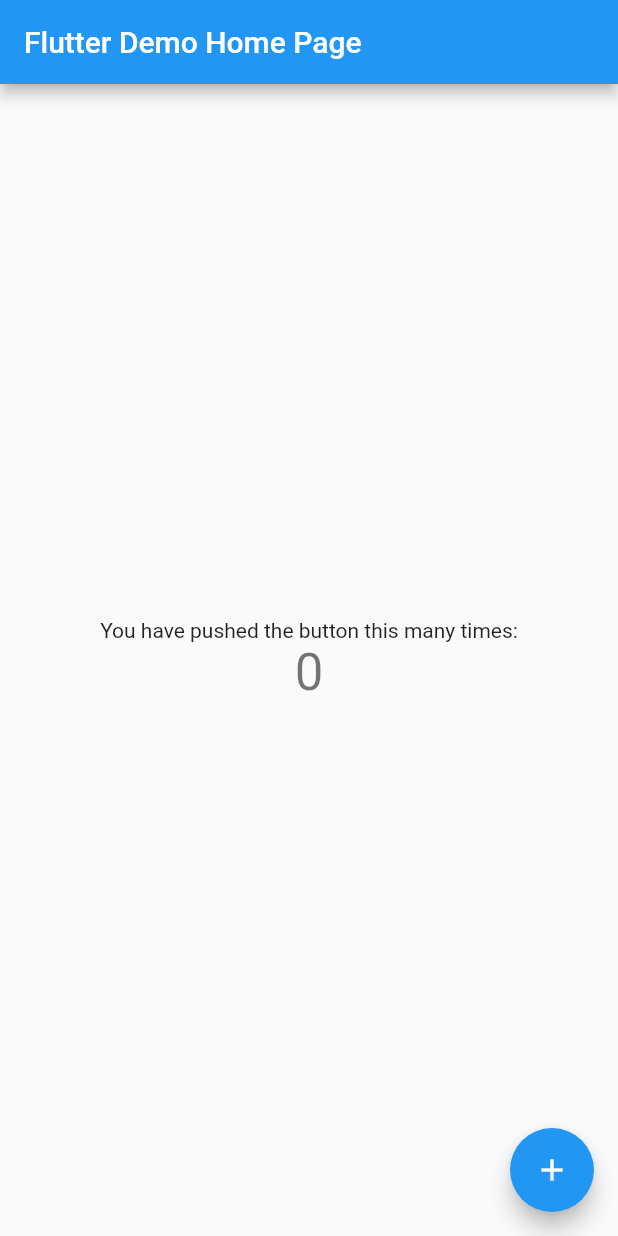
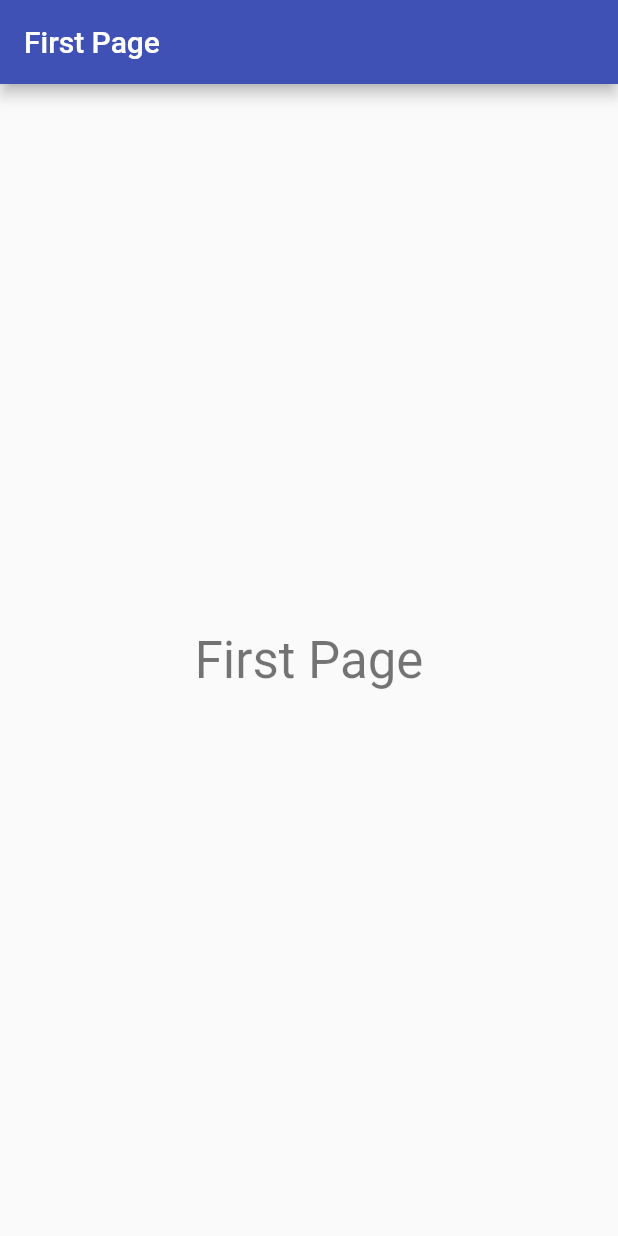
Before and after one commit to tapashmajumder/flutter_stashword, a Flutter app: the screen it shows after launch, on a phone screen of 412 x 824 dp. Run offline on Flutter 3.47's test engine with Material 2 defaults, Android fonts, the phone set to English and light mode, and no system bars; our stand-ins replace dartz, equatable, flutter_secure_storage, hive, hive_flutter, shared_preferences; missing offline and left inert: encrypt, pointycastle; accounts and stored records are empty.

Commit message:
Add new ui

```diff
--- a/lib/main.dart
+++ b/lib/main.dart
@@ -1,3 +1,4 @@
+import 'package:Stashword/ui/split_view/example/first_page.dart';
 import 'package:flutter/material.dart';
 
 void main() {
@@ -7,109 +8,15 @@ void main() {
 class MyApp extends StatelessWidget {
   const MyApp({super.key});
 
-  // This widget is the root of your application.
   @override
   Widget build(BuildContext context) {
     return MaterialApp(
-      title: 'Flutter Demo',
+      debugShowCheckedModeBanner: false,
       theme: ThemeData(
-        // This is the theme of your application.
-        //
-        // Try running your application with "flutter run". You'll see the
-        // application has a blue toolbar. Then, without quitting the app, try
-        // changing the primarySwatch below to Colors.green and then invoke
-        // "hot reload" (press "r" in the console where you ran "flutter run",
-        // or simply save your changes to "hot reload" in a Flutter IDE).
-        // Notice that the counter didn't reset back to zero; the application
-        // is not restarted.
-        primarySwatch: Colors.blue,
+        primarySwatch: Colors.indigo,
       ),
-      home: const MyHomePage(title: 'Flutter Demo Home Page'),
+      // just return `FirstPage` for now. We'll change this later
+      home: const FirstPage(),
     );
   }
 }
-
-class MyHomePage extends StatefulWidget {
-  const MyHomePage({super.key, required this.title});
-
-  // This widget is the home page of your application. It is stateful, meaning
-  // that it has a State object (defined below) that contains fields that affect
-  // how it looks.
-
-  // This class is the configuration for the state. It holds the values (in this
-  // case the title) provided by the parent (in this case the App widget) and
-  // used by the build method of the State. Fields in a Widget subclass are
-  // always marked "final".
-
-  final String title;
-
-  @override
-  State<MyHomePage> createState() => _MyHomePageState();
-}
-
-class _MyHomePageState extends State<MyHomePage> {
-  int _counter = 0;
-
-  void _incrementCounter() {
-    setState(() {
-      // This call to setState tells the Flutter framework that something has
-      // changed in this State, which causes it to rerun the build method below
-      // so that the display can reflect the updated values. If we changed
-      // _counter without calling setState(), then the build method would not be
-      // called again, and so nothing would appear to happen.
-      _counter++;
-    });
-  }
-
-  @override
-  Widget build(BuildContext context) {
-    // This method is rerun every time setState is called, for instance as done
-    // by the _incrementCounter method above.
-    //
-    // The Flutter framework has been optimized to make rerunning build methods
-    // fast, so that you can just rebuild anything that needs updating rather
-    // than having to individually change instances of widgets.
-    return Scaffold(
-      appBar: AppBar(
-        // Here we take the value from the MyHomePage object that was created by
-        // the App.build method, and use it to set our appbar title.
-        title: Text(widget.title),
-      ),
-      body: Center(
-        // Center is a layout widget. It takes a single child and positions it
-        // in the middle of the parent.
-        child: Column(
-          // Column is also a layout widget. It takes a list of children and
-          // arranges them vertically. By default, it sizes itself to fit its
-          // children horizontally, and tries to be as tall as its parent.
-          //
-          // Invoke "debug painting" (press "p" in the console, choose the
-          // "Toggle Debug Paint" action from the Flutter Inspector in Android
-          // Studio, or the "Toggle Debug Paint" command in Visual Studio Code)
-          // to see the wireframe for each widget.
-          //
-          // Column has various properties to control how it sizes itself and
-          // how it positions its children. Here we use mainAxisAlignment to
-          // center the children vertically; the main axis here is the vertical
-          // axis because Columns are vertical (the cross axis would be
-          // horizontal).
-          mainAxisAlignment: MainAxisAlignment.center,
-          children: <Widget>[
-            const Text(
-              'You have pushed the button this many times:',
-            ),
-            Text(
-              '$_counter',
-              style: Theme.of(context).textTheme.headlineMedium,
-            ),
-          ],
-        ),
-      ),
-      floatingActionButton: FloatingActionButton(
-        onPressed: _incrementCounter,
-        tooltip: 'Increment',
-        child: const Icon(Icons.add),
-      ), // This trailing comma makes auto-formatting nicer for build methods.
-    );
-  }
-}
--- /dev/null
+++ b/lib/ui/split_view/example/first_page.dart
@@ -0,0 +1,16 @@
+// Just a simple placeholder widget page (this would be something more useful in a real app)
+import 'package:flutter/material.dart';
+
+class FirstPage extends StatelessWidget {
+  const FirstPage({super.key});
+
+  @override
+  Widget build(BuildContext context) {
+    return Scaffold(
+      appBar: AppBar(title: const Text('First Page')),
+      body: Center(
+        child: Text('First Page', style: Theme.of(context).textTheme.headline4),
+      ),
+    );
+  }
+}
```
Also changed, not shown: lib/ui/split_view/app_menu.dart (added, +56 -0 lines), lib/ui/split_view/example/second_page.dart (added, +16 -0 lines), 6 other files.
